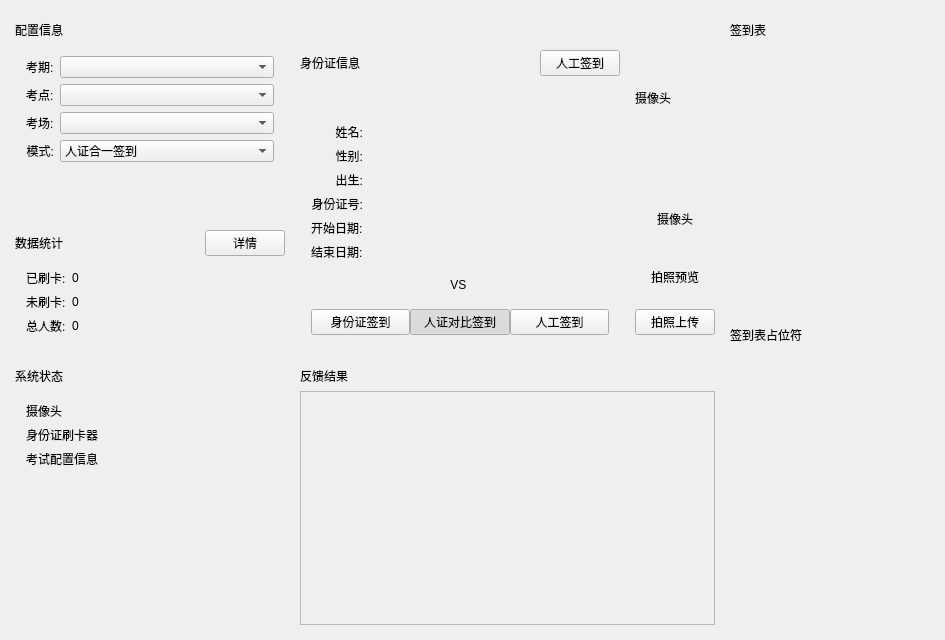
The window that AiSign/gui/AiSignWidget.ui (xtuer/Qt) describes before a commit, drawn with Qt 5.
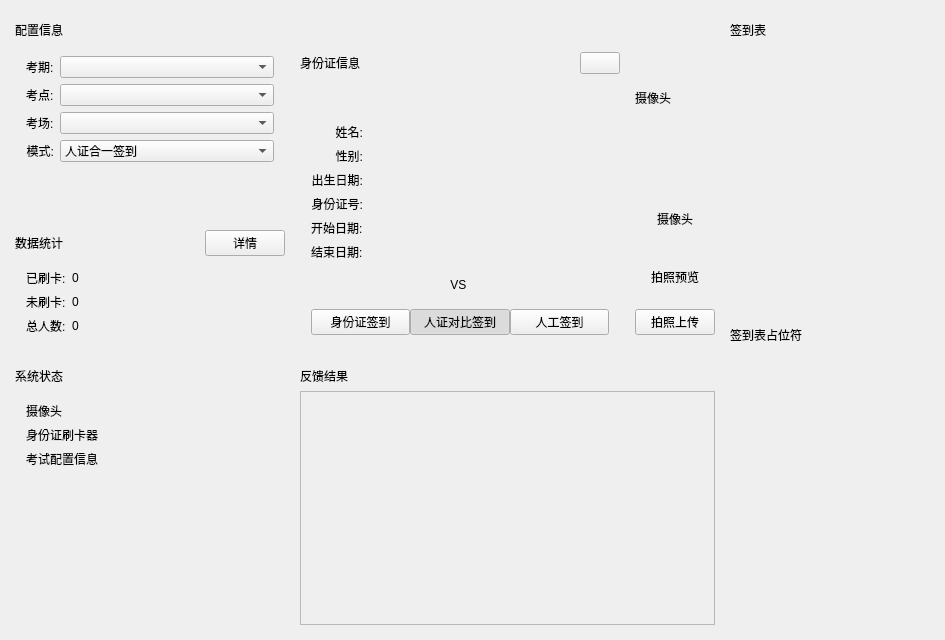
The same window after the commit.

Patch:
```diff
--- a/AiSign/gui/AiSignWidget.ui
+++ b/AiSign/gui/AiSignWidget.ui
@@ -901,7 +901,7 @@
             <item>
              <widget class="QPushButton" name="signInManualButton2">
               <property name="text">
-               <string>人工签到</string>
+               <string/>
               </property>
              </widget>
             </item>
@@ -960,7 +960,7 @@
             <item row="2" column="0">
              <widget class="QLabel" name="label_26">
               <property name="text">
-               <string>出生:</string>
+               <string>出生日期:</string>
               </property>
               <property name="alignment">
                <set>Qt::AlignRight|Qt::AlignTrailing|Qt::AlignVCenter</set>
```
